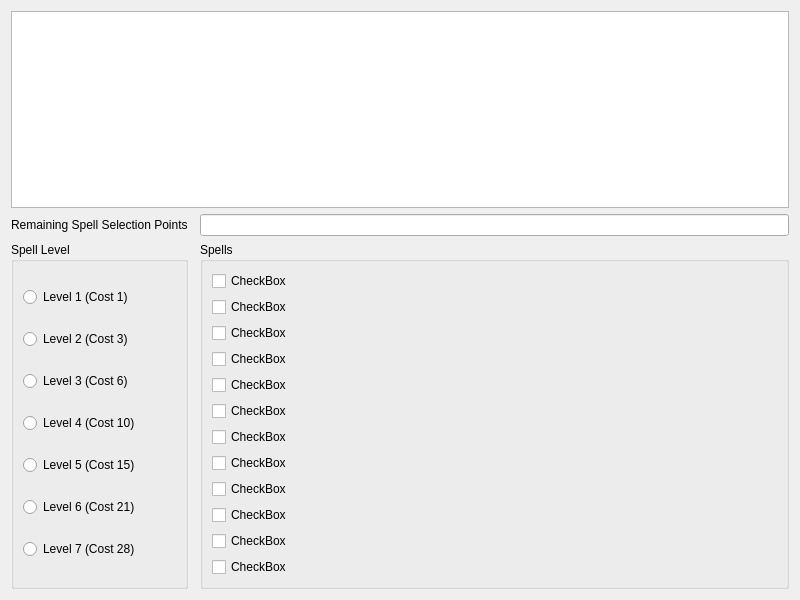
First picture: the form in CharacterEditor/spellsview.ui, repository DrItanium/realmz_tools, before the edit.
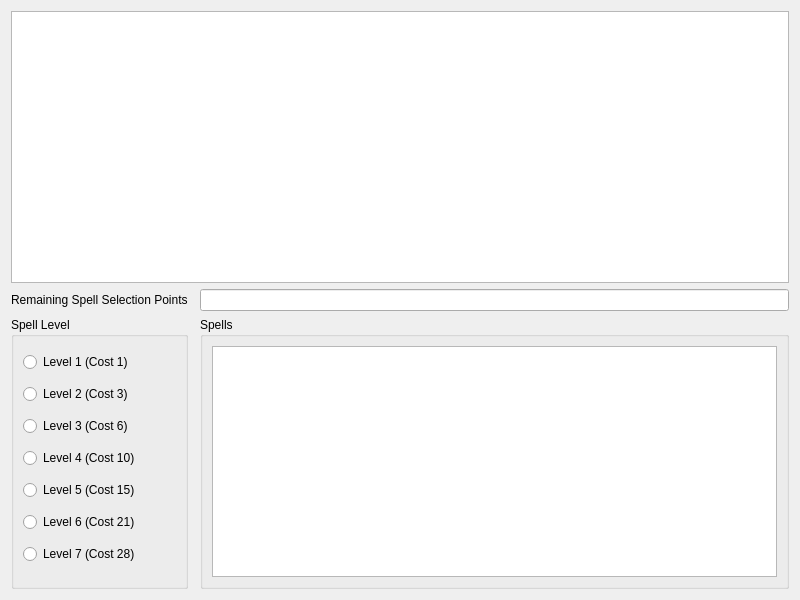
Second picture: the form after the edit.

Patch:
```diff
--- a/CharacterEditor/spellsview.ui
+++ b/CharacterEditor/spellsview.ui
@@ -109,88 +109,7 @@
      </property>
      <layout class="QGridLayout" name="gridLayout">
       <item row="0" column="0">
-       <widget class="QCheckBox" name="s0">
-        <property name="text">
-         <string>CheckBox</string>
-        </property>
-       </widget>
-      </item>
-      <item row="1" column="0">
-       <widget class="QCheckBox" name="s1">
-        <property name="text">
-         <string>CheckBox</string>
-        </property>
-       </widget>
-      </item>
-      <item row="2" column="0">
-       <widget class="QCheckBox" name="s2">
-        <property name="text">
-         <string>CheckBox</string>
-        </property>
-       </widget>
-      </item>
-      <item row="3" column="0">
-       <widget class="QCheckBox" name="s3">
-        <property name="text">
-         <string>CheckBox</string>
-        </property>
-       </widget>
-      </item>
-      <item row="4" column="0">
-       <widget class="QCheckBox" name="s4">
-        <property name="text">
-         <string>CheckBox</string>
-        </property>
-       </widget>
-      </item>
-      <item row="5" column="0">
-       <widget class="QCheckBox" name="s5">
-        <property name="text">
-         <string>CheckBox</string>
-        </property>
-       </widget>
-      </item>
-      <item row="6" column="0">
-       <widget class="QCheckBox" name="s6">
-        <property name="text">
-         <string>CheckBox</string>
-        </property>
-       </widget>
-      </item>
-      <item row="7" column="0">
-       <widget class="QCheckBox" name="s7">
-        <property name="text">
-         <string>CheckBox</string>
-        </property>
-       </widget>
-      </item>
-      <item row="8" column="0">
-       <widget class="QCheckBox" name="s8">
-        <property name="text">
-         <string>CheckBox</string>
-        </property>
-       </widget>
-      </item>
-      <item row="9" column="0">
-       <widget class="QCheckBox" name="s9">
-        <property name="text">
-         <string>CheckBox</string>
-        </property>
-       </widget>
-      </item>
-      <item row="10" column="0">
-       <widget class="QCheckBox" name="s10">
-        <property name="text">
-         <string>CheckBox</string>
-        </property>
-       </widget>
-      </item>
-      <item row="11" column="0">
-       <widget class="QCheckBox" name="s11">
-        <property name="text">
-         <string>CheckBox</string>
-        </property>
-       </widget>
+       <widget class="QListView" name="listView"/>
       </item>
      </layout>
     </widget>
```
